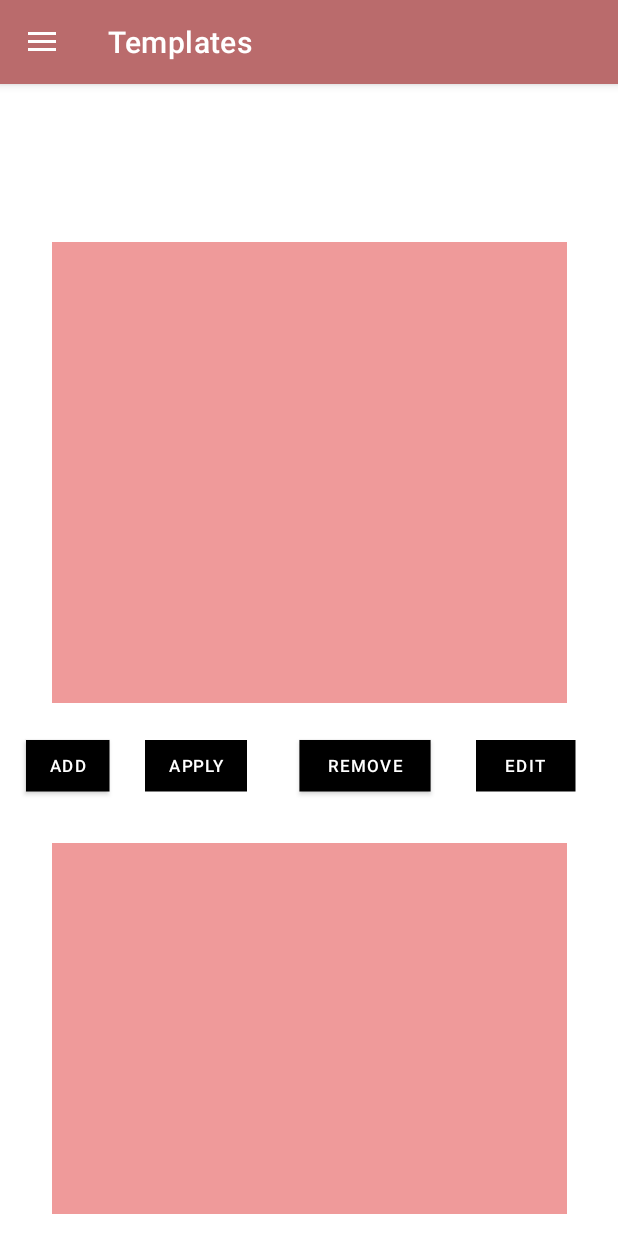
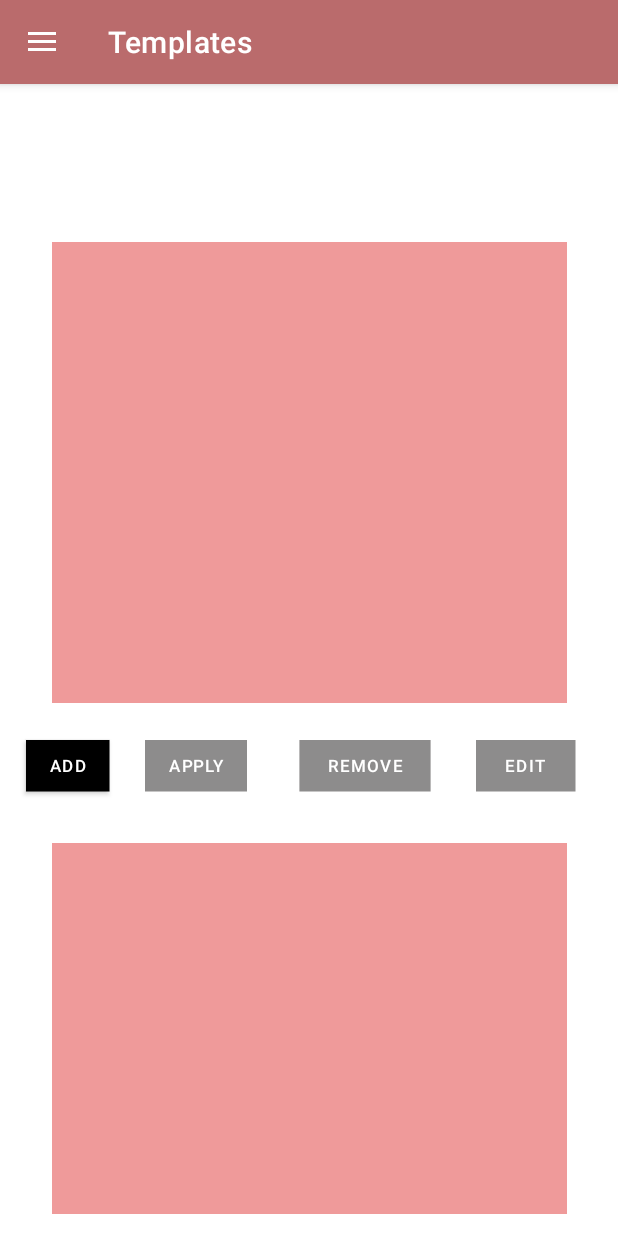
Before and after one commit to xvepkj/scheduler-android, an Android app: the screen it shows after launch (MainActivity), in the side drawer, after a tap on "TEMPLATES", on a phone screen of 412 x 824 dp. Run offline under Robolectric (Android 15) with nearby library versions, the light colour scheme and no system bars; our stand-ins replace navigation-ui; libraries missing offline, so code that uses them is left out: io.paperdb; 5 statements that could not run were skipped.

Commit message:
Added color to drawer items

```diff
--- a/app/src/main/java/com/example/scheduler/MainActivity.kt
+++ b/app/src/main/java/com/example/scheduler/MainActivity.kt
@@ -1,13 +1,11 @@
 package com.example.scheduler
 
 import android.os.Bundle
-import android.view.Gravity
 import android.view.Menu
-import android.view.MenuItem
 import androidx.appcompat.app.AppCompatActivity
 import androidx.appcompat.widget.Toolbar
+import androidx.core.view.GravityCompat
 import androidx.drawerlayout.widget.DrawerLayout
-import androidx.navigation.NavController
 import androidx.navigation.findNavController
 import androidx.navigation.fragment.NavHostFragment
 import androidx.navigation.ui.AppBarConfiguration
@@ -59,4 +57,11 @@ class MainActivity : AppCompatActivity() {
     val navController = findNavController(R.id.nav_host_fragment)
     return navController.navigateUp(appBarConfiguration) || super.onSupportNavigateUp()
   }
+  override fun onBackPressed() {
+    if (drawerLayout.isDrawerOpen(GravityCompat.START)) {
+      drawerLayout.closeDrawer(GravityCompat.START)
+    } else {
+      super.onBackPressed()
+    }
+  }
 }
--- a/app/src/main/java/com/example/scheduler/ui/home/HomeFragment.kt
+++ b/app/src/main/java/com/example/scheduler/ui/home/HomeFragment.kt
@@ -76,7 +76,7 @@ class HomeFragment : Fragment() {
   override fun onOptionsItemSelected(item: MenuItem): Boolean {
     return when (item.itemId) {
       R.id.calendar -> {
-        val datePicker = context?.let { DatePickerDialog(it) }
+        val datePicker = context?.let { DatePickerDialog(it,R.style.DialogTheme) }
         datePicker?.setOnDateSetListener { _, year, month, day ->
           val d = Date(day, month + 1, year)
           selecteddate = d
--- a/app/src/main/java/com/example/scheduler/ui/templates/add/EventAddFragment.kt
+++ b/app/src/main/java/com/example/scheduler/ui/templates/add/EventAddFragment.kt
@@ -66,7 +66,7 @@ class EventAddFragment : Fragment() {
     startTimeTextView.setOnClickListener {
       val timePicker = context?.let {
         TimePickerDialog(
-          it,
+          it,R.style.DialogTheme,
           TimePickerDialog.OnTimeSetListener { _, h, m -> setStartTime(Time(h, m)) },
           viewModel.startTime.h,
           viewModel.startTime.m,
@@ -79,7 +79,7 @@ class EventAddFragment : Fragment() {
     endTimeTextView.setOnClickListener {
       val timePicker = context?.let {
         TimePickerDialog(
-          it,
+          it,R.style.DialogTheme,
           TimePickerDialog.OnTimeSetListener { _, h, m -> setEndTime(Time(h, m)) },
           viewModel.endTime.h,
           viewModel.endTime.m,
--- a/app/src/main/java/com/example/scheduler/ui/templates/add/TemplateApplyFragment.kt
+++ b/app/src/main/java/com/example/scheduler/ui/templates/add/TemplateApplyFragment.kt
@@ -141,7 +141,7 @@ class TemplateApplyFragment : Fragment() {
     }
 
     customAddDateButton.setOnClickListener {
-      val datePicker = context?.let { DatePickerDialog(it) }
+      val datePicker = context?.let { DatePickerDialog(it,R.style.DialogTheme) }
       datePicker?.setOnDateSetListener { _, year, month, day ->
         val d = Date(day, month + 1, year)
         viewModel.customDatesList.add(d)
--- a/app/src/main/java/com/example/scheduler/ui/templates/main/TemplateFragment.kt
+++ b/app/src/main/java/com/example/scheduler/ui/templates/main/TemplateFragment.kt
@@ -49,6 +49,7 @@ class TemplateFragment : Fragment() {
 
     binding.templateApplyButton.isEnabled = false
     binding.templateEditButton.isEnabled = false
+    binding.templateRemoveButton.isEnabled = false
     binding.templateAddButton.setOnClickListener {
       TemplateEdit=false
       templateAddViewModel.clear()
@@ -99,6 +100,7 @@ class TemplateFragment : Fragment() {
     binding.templateDescLinearLayout.removeAllViews()
     binding.templateApplyButton.isEnabled = true
     binding.templateEditButton.isEnabled = true
+    binding.templateRemoveButton.isEnabled = true
 
     val template = viewModel.getTemplate(name)
     applyViewModel.template = template
--- /dev/null
+++ b/app/src/main/res/color/button_color.xml
@@ -0,0 +1,5 @@
+<?xml version="1.0" encoding="utf-8"?>
+<selector xmlns:android="http://schemas.android.com/apk/res/android">
+    <item android:state_enabled="true" android:color="@color/black" />
+    <item android:state_enabled="false" android:color="#8D8C8C" />
+</selector>
--- /dev/null
+++ b/app/src/main/res/color/item_text_color.xml
@@ -0,0 +1,3 @@
+<selector xmlns:android="http://schemas.android.com/apk/res/android">
+    <item android:color="@android:color/white"/>
+</selector>
--- /dev/null
+++ b/app/src/main/res/drawable/drawer_selected_item.xml
@@ -0,0 +1,5 @@
+<?xml version="1.0" encoding="utf-8"?>
+<selector xmlns:android="http://schemas.android.com/apk/res/android">
+    <item android:state_checked="true" android:drawable="@drawable/drawer_selected_item_shape"/>
+    <item android:drawable="@android:color/transparent" />
+</selector>
--- /dev/null
+++ b/app/src/main/res/drawable/drawer_selected_item_shape.xml
@@ -0,0 +1,15 @@
+<?xml version="1.0" encoding="utf-8"?>
+<layer-list xmlns:android="http://schemas.android.com/apk/res/android">
+    <item
+        android:right="8dp">
+        <shape android:shape="rectangle">
+            <solid android:color="#98FFCCCB" />
+            <corners
+                android:bottomRightRadius="20dp"
+                android:topRightRadius="20dp"
+                android:bottomLeftRadius="20dp"
+                android:topLeftRadius="20dp"
+                />
+        </shape>
+    </item>
+</layer-list>
--- /dev/null
+++ b/app/src/main/res/drawable/ic_baseline_format_list_numbered_24.xml
@@ -0,0 +1,10 @@
+<vector xmlns:android="http://schemas.android.com/apk/res/android"
+    android:width="24dp"
+    android:height="24dp"
+    android:viewportWidth="24"
+    android:viewportHeight="24"
+    android:tint="?attr/colorControlNormal">
+  <path
+      android:fillColor="@android:color/white"
+      android:pathData="M2,17h2v0.5L3,17.5v1h1v0.5L2,19v1h3v-4L2,16v1zM3,8h1L4,4L2,4v1h1v3zM2,11h1.8L2,13.1v0.9h3v-1L3.2,13L5,10.9L5,10L2,10v1zM7,5v2h14L21,5L7,5zM7,19h14v-2L7,17v2zM7,13h14v-2L7,11v2z"/>
+</vector>
--- /dev/null
+++ b/app/src/main/res/drawable/ic_calender.xml
@@ -0,0 +1,10 @@
+<vector xmlns:android="http://schemas.android.com/apk/res/android"
+    android:width="24dp"
+    android:height="24dp"
+    android:viewportWidth="24"
+    android:viewportHeight="24"
+    android:tint="?attr/colorControlNormal">
+  <path
+      android:fillColor="@android:color/white"
+      android:pathData="M20,3h-1L19,1h-2v2L7,3L7,1L5,1v2L4,3c-1.1,0 -2,0.9 -2,2v16c0,1.1 0.9,2 2,2h16c1.1,0 2,-0.9 2,-2L22,5c0,-1.1 -0.9,-2 -2,-2zM20,21L4,21L4,8h16v13z"/>
+</vector>
--- /dev/null
+++ b/app/src/main/res/drawable/ic_home.xml
@@ -0,0 +1,10 @@
+<vector xmlns:android="http://schemas.android.com/apk/res/android"
+    android:width="24dp"
+    android:height="24dp"
+    android:viewportWidth="24"
+    android:viewportHeight="24"
+    android:tint="?attr/colorControlNormal">
+  <path
+      android:fillColor="@android:color/white"
+      android:pathData="M10,20v-6h4v6h5v-8h3L12,3 2,12h3v8z"/>
+</vector>
--- /dev/null
+++ b/app/src/main/res/drawable/ic_menu_book.xml
@@ -0,0 +1,20 @@
+<vector xmlns:android="http://schemas.android.com/apk/res/android"
+    android:width="24dp"
+    android:height="24dp"
+    android:viewportWidth="24"
+    android:viewportHeight="24"
+    android:tint="?attr/colorControlNormal"
+    android:autoMirrored="true">
+  <path
+      android:fillColor="@android:color/white"
+      android:pathData="M21,5c-1.11,-0.35 -2.33,-0.5 -3.5,-0.5c-1.95,0 -4.05,0.4 -5.5,1.5c-1.45,-1.1 -3.55,-1.5 -5.5,-1.5S2.45,4.9 1,6v14.65c0,0.25 0.25,0.5 0.5,0.5c0.1,0 0.15,-0.05 0.25,-0.05C3.1,20.45 5.05,20 6.5,20c1.95,0 4.05,0.4 5.5,1.5c1.35,-0.85 3.8,-1.5 5.5,-1.5c1.65,0 3.35,0.3 4.75,1.05c0.1,0.05 0.15,0.05 0.25,0.05c0.25,0 0.5,-0.25 0.5,-0.5V6C22.4,5.55 21.75,5.25 21,5zM21,18.5c-1.1,-0.35 -2.3,-0.5 -3.5,-0.5c-1.7,0 -4.15,0.65 -5.5,1.5V8c1.35,-0.85 3.8,-1.5 5.5,-1.5c1.2,0 2.4,0.15 3.5,0.5V18.5z"/>
+  <path
+      android:fillColor="@android:color/white"
+      android:pathData="M17.5,10.5c0.88,0 1.73,0.09 2.5,0.26V9.24C19.21,9.09 18.36,9 17.5,9c-1.7,0 -3.24,0.29 -4.5,0.83v1.66C14.13,10.85 15.7,10.5 17.5,10.5z"/>
+  <path
+      android:fillColor="@android:color/white"
+      android:pathData="M13,12.49v1.66c1.13,-0.64 2.7,-0.99 4.5,-0.99c0.88,0 1.73,0.09 2.5,0.26V11.9c-0.79,-0.15 -1.64,-0.24 -2.5,-0.24C15.8,11.66 14.26,11.96 13,12.49z"/>
+  <path
+      android:fillColor="@android:color/white"
+      android:pathData="M17.5,14.33c-1.7,0 -3.24,0.29 -4.5,0.83v1.66c1.13,-0.64 2.7,-0.99 4.5,-0.99c0.88,0 1.73,0.09 2.5,0.26v-1.52C19.21,14.41 18.36,14.33 17.5,14.33z"/>
+</vector>
--- /dev/null
+++ b/app/src/main/res/drawable/ic_settings.xml
@@ -0,0 +1,10 @@
+<vector xmlns:android="http://schemas.android.com/apk/res/android"
+    android:width="24dp"
+    android:height="24dp"
+    android:viewportWidth="24"
+    android:viewportHeight="24"
+    android:tint="?attr/colorControlNormal">
+  <path
+      android:fillColor="@android:color/white"
+      android:pathData="M19.14,12.94c0.04,-0.3 0.06,-0.61 0.06,-0.94c0,-0.32 -0.02,-0.64 -0.07,-0.94l2.03,-1.58c0.18,-0.14 0.23,-0.41 0.12,-0.61l-1.92,-3.32c-0.12,-0.22 -0.37,-0.29 -0.59,-0.22l-2.39,0.96c-0.5,-0.38 -1.03,-0.7 -1.62,-0.94L14.4,2.81c-0.04,-0.24 -0.24,-0.41 -0.48,-0.41h-3.84c-0.24,0 -0.43,0.17 -0.47,0.41L9.25,5.35C8.66,5.59 8.12,5.92 7.63,6.29L5.24,5.33c-0.22,-0.08 -0.47,0 -0.59,0.22L2.74,8.87C2.62,9.08 2.66,9.34 2.86,9.48l2.03,1.58C4.84,11.36 4.8,11.69 4.8,12s0.02,0.64 0.07,0.94l-2.03,1.58c-0.18,0.14 -0.23,0.41 -0.12,0.61l1.92,3.32c0.12,0.22 0.37,0.29 0.59,0.22l2.39,-0.96c0.5,0.38 1.03,0.7 1.62,0.94l0.36,2.54c0.05,0.24 0.24,0.41 0.48,0.41h3.84c0.24,0 0.44,-0.17 0.47,-0.41l0.36,-2.54c0.59,-0.24 1.13,-0.56 1.62,-0.94l2.39,0.96c0.22,0.08 0.47,0 0.59,-0.22l1.92,-3.32c0.12,-0.22 0.07,-0.47 -0.12,-0.61L19.14,12.94zM12,15.6c-1.98,0 -3.6,-1.62 -3.6,-3.6s1.62,-3.6 3.6,-3.6s3.6,1.62 3.6,3.6S13.98,15.6 12,15.6z"/>
+</vector>
--- a/app/src/main/res/layout/activity_main.xml
+++ b/app/src/main/res/layout/activity_main.xml
@@ -20,6 +20,9 @@
         android:layout_width="wrap_content"
         android:layout_height="match_parent"
         android:layout_gravity="start"
+        app:itemBackground="@drawable/drawer_selected_item"
+        app:itemTextColor="@color/item_text_color"
+        app:itemIconTint="@color/item_text_color"
         android:fitsSystemWindows="true"
         app:headerLayout="@layout/header_navigation_header"
         app:menu="@menu/activity_main_drawer" />
--- a/app/src/main/res/layout/template_add_fragment.xml
+++ b/app/src/main/res/layout/template_add_fragment.xml
@@ -73,7 +73,7 @@
         android:layout_width="wrap_content"
         android:layout_height="wrap_content"
         android:layout_marginStart="153dp"
-        android:layout_marginTop="550dp"
+        android:layout_marginTop="557dp"
         android:text="Remove event"
         android:textColor="#FFFFFF"
         app:backgroundTint="#000000"
@@ -92,7 +92,7 @@
         android:layout_marginBottom="44dp"
         android:text="Add template"
         android:textColor="#F9F9F9"
-        app:backgroundTint="#000000"
+        app:backgroundTint="@color/button_color"
         app:layout_constraintBottom_toBottomOf="parent"
         app:layout_constraintEnd_toEndOf="parent"
         app:layout_constraintHorizontal_bias="0.0"
@@ -124,7 +124,7 @@
         android:layout_marginBottom="44dp"
         android:text="Edit Template"
         android:textColor="#FFFFFF"
-        app:backgroundTint="#000000"
+        app:backgroundTint="@color/button_color"
         app:layout_constraintBottom_toBottomOf="parent"
         app:layout_constraintEnd_toEndOf="parent"
         app:layout_constraintStart_toEndOf="@+id/template_add_finish"
--- a/app/src/main/res/layout/template_fragment.xml
+++ b/app/src/main/res/layout/template_fragment.xml
@@ -79,9 +79,10 @@
         android:background="#000000"
         android:scaleX="0.8"
         android:scaleY="0.8"
+        android:enabled="false"
         android:text="Remove"
         android:textColor="#FFFFFF"
-        app:backgroundTint="#000000"
+        app:backgroundTint="@color/button_color"
         app:layout_constraintBottom_toTopOf="@+id/templateDescScrollView"
         app:layout_constraintEnd_toEndOf="parent"
         app:layout_constraintStart_toEndOf="@+id/templateApplyButton"
@@ -102,7 +103,7 @@
         android:scaleY="0.8"
         android:text="Apply"
         android:textColor="#FFFFFF"
-        app:backgroundTint="#000000"
+        app:backgroundTint="@color/button_color"
         app:layout_constraintBottom_toTopOf="@+id/templateDescScrollView"
         app:layout_constraintEnd_toStartOf="@+id/templateRemoveButton"
         app:layout_constraintHorizontal_bias="0.529"
@@ -119,10 +120,11 @@
         android:layout_marginBottom="20dp"
         android:background="#000000"
         android:scaleX="0.8"
+        android:enabled="false"
         android:scaleY="0.8"
         android:text="EDIT"
         android:textColor="#FFFFFF"
-        app:backgroundTint="#000000"
+        app:backgroundTint="@color/button_color"
         app:layout_constraintBottom_toTopOf="@+id/templateDescScrollView"
         app:layout_constraintEnd_toEndOf="parent"
         app:layout_constraintHorizontal_bias="1.0"
--- a/app/src/main/res/menu/activity_main_drawer.xml
+++ b/app/src/main/res/menu/activity_main_drawer.xml
@@ -7,19 +7,19 @@
     <group android:checkableBehavior="single">
         <item
             android:id="@+id/homeFragment"
-            android:icon="@android:drawable/sym_contact_card"
+            android:icon="@drawable/ic_home"
             android:title="HOME" />
         <item
             android:id="@+id/templateFragment"
-            android:icon="@android:drawable/sym_contact_card"
+            android:icon="@drawable/ic_menu_book"
             android:title="TEMPLATES" />
         <item
             android:id="@+id/nav_stats"
-            android:icon="@android:drawable/sym_contact_card"
+            android:icon="@drawable/ic_baseline_format_list_numbered_24"
             android:title="STATS" />
         <item
             android:id="@+id/settingsFragment"
-            android:icon="@android:drawable/sym_contact_card"
+            android:icon="@drawable/ic_settings"
             android:title="SETTINGS" />
     </group>
 </menu>
--- a/app/src/main/res/menu/home_menu.xml
+++ b/app/src/main/res/menu/home_menu.xml
@@ -5,6 +5,6 @@
         android:id="@+id/calendar"
         android:title="Calendar"
         android:visible="true"
-        android:icon="@android:drawable/ic_menu_my_calendar"
+        android:icon="@drawable/ic_calender"
         app:showAsAction="always" />
 </menu>
--- a/app/src/main/res/values/themes.xml
+++ b/app/src/main/res/values/themes.xml
@@ -28,11 +28,8 @@
         <item name="android:buttonStyleToggle">@style/Widget.Button.Toggle</item>
         <item name="android:textColor">@drawable/toggle_text_color</item>
     </style>
-    <style name="MyDatePickerDialogTheme" parent="android:Theme.Material.Dialog" tools:targetApi="lollipop">
-        <item name="android:datePickerStyle">@style/MyDatePickerStyle</item>
-        <item name="android:colorAccent" tools:targetApi="lollipop">@color/dark_pink</item>
-    </style>
-    <style name="MyDatePickerStyle" parent="@android:style/Widget.Material.Light.DatePicker" tools:targetApi="lollipop">
-        <item name="android:headerBackground">@color/dark_pink</item>
+    <!-- Theme.AppCompat.Light.Dialog -->
+    <style name="DialogTheme" parent="Theme.AppCompat.Light.Dialog">
+        <item name="colorAccent">@color/dark_pink</item>
     </style>
 </resources>
```
